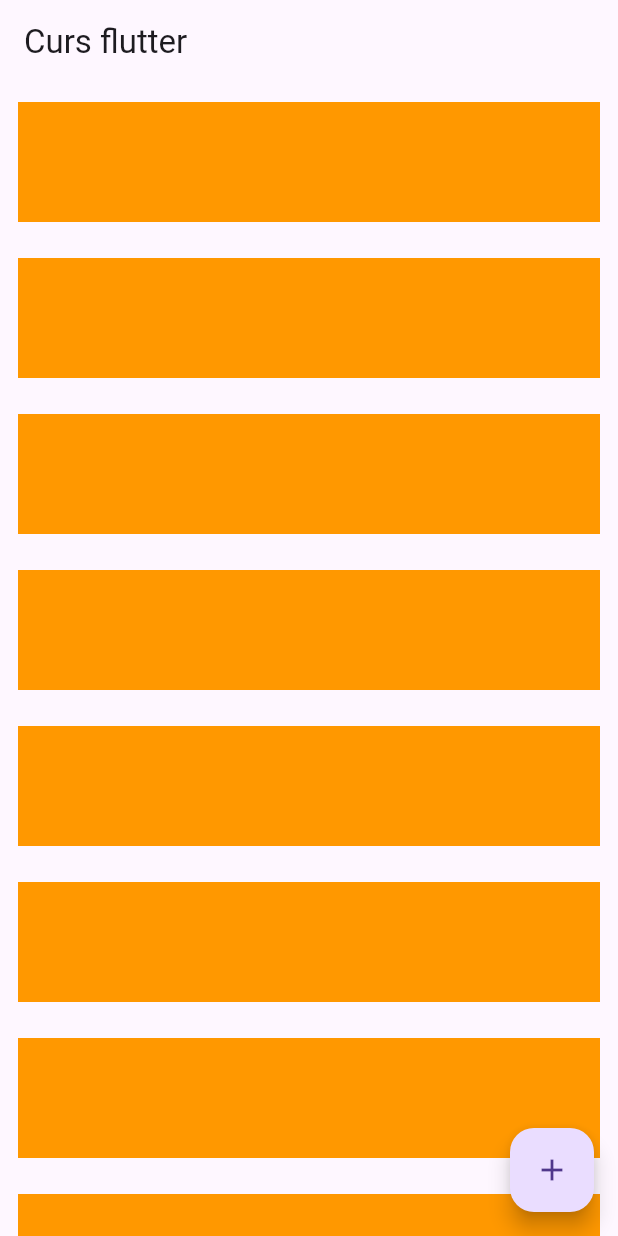
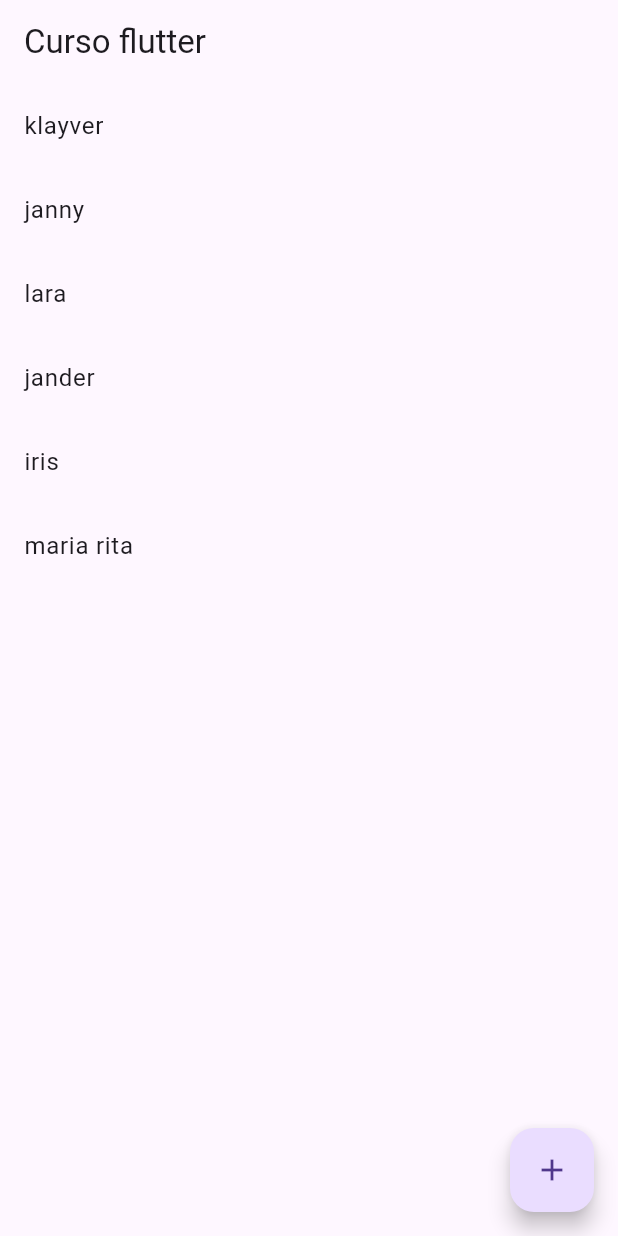
Before and after one commit to AnaLara714/first-app-flutter, a Flutter app: the screen it shows after launch, on a phone screen of 412 x 824 dp. Run offline on Flutter 3.47's test engine with Material 3 defaults, Android fonts, the phone set to English and light mode, and no system bars.

Commit message:
conteudo da listview por vetor

```diff
--- a/lib/src/components/home_page.dart
+++ b/lib/src/components/home_page.dart
@@ -7,19 +7,17 @@ class HomePage extends StatelessWidget {
   @override
   Widget build(BuildContext context) {
     var controller = HomeController.of(context);
+    final names = ["klayver", "janny", "lara", "jander", "iris", "maria rita"];
     return Scaffold(
-      appBar: AppBar(title: Text('Curs flutter')),
+      appBar: AppBar(title: Text('Curso flutter')),
       body: SizedBox(
         width: double.infinity,
         height: double.infinity,
         child: ListView.builder(
-          itemCount: 10,
+          itemCount: names.length,
           itemBuilder: (context, index) {
-            return Container(
-              width: double.infinity,
-              height: 80,
-              color: Colors.orange,
-              margin: const EdgeInsets.all(12),
+            return ListTile(
+              title: Text(names[index]),
             );
           },
         ),
```
